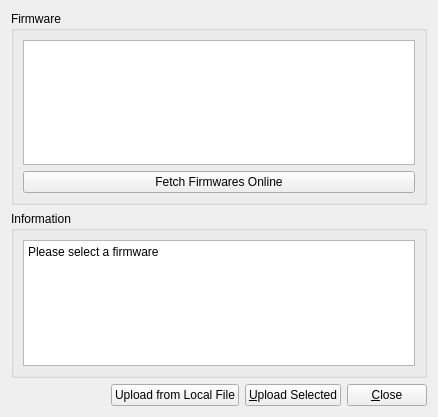
Before: the Qt Designer form gui/src/firmware.ui in dlktdr/HeadTracker, drawn with Qt 5.
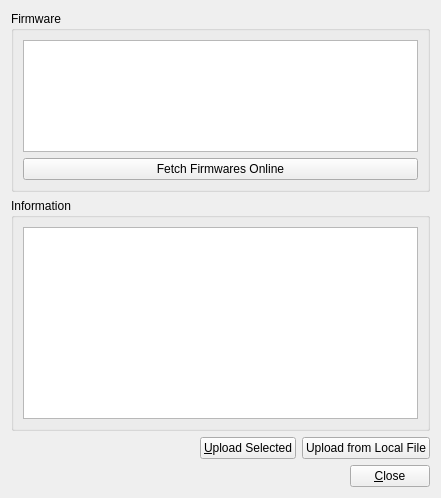
After: the same form once the commit is applied.

Commit message: Add ability to program firmware within program from online source

What changed in the file:
```diff
--- a/gui/src/firmware.ui
+++ b/gui/src/firmware.ui
@@ -6,8 +6,8 @@
    <rect>
     <x>0</x>
     <y>0</y>
-    <width>438</width>
-    <height>417</height>
+    <width>441</width>
+    <height>498</height>
    </rect>
   </property>
   <property name="windowTitle">
@@ -21,7 +21,14 @@
      </property>
      <layout class="QVBoxLayout" name="verticalLayout">
       <item>
-       <widget class="QListWidget" name="lstFirmwares"/>
+       <widget class="QListWidget" name="lstFirmwares">
+        <property name="sizePolicy">
+         <sizepolicy hsizetype="Expanding" vsizetype="Maximum">
+          <horstretch>0</horstretch>
+          <verstretch>0</verstretch>
+         </sizepolicy>
+        </property>
+       </widget>
       </item>
       <item>
        <widget class="QPushButton" name="cmdFetch">
@@ -40,10 +47,28 @@
      </property>
      <layout class="QVBoxLayout" name="verticalLayout_2">
       <item>
-       <widget class="QPlainTextEdit" name="plainTextEdit">
-        <property name="plainText">
-         <string>Please select a firmware</string>
+       <widget class="QTableWidget" name="infoTable">
+        <property name="sizePolicy">
+         <sizepolicy hsizetype="Expanding" vsizetype="Minimum">
+          <horstretch>0</horstretch>
+          <verstretch>0</verstretch>
+         </sizepolicy>
         </property>
+        <property name="alternatingRowColors">
+         <bool>true</bool>
+        </property>
+        <property name="selectionMode">
+         <enum>QAbstractItemView::SingleSelection</enum>
+        </property>
+        <property name="selectionBehavior">
+         <enum>QAbstractItemView::SelectRows</enum>
+        </property>
+        <attribute name="horizontalHeaderVisible">
+         <bool>false</bool>
+        </attribute>
+        <attribute name="verticalHeaderVisible">
+         <bool>false</bool>
+        </attribute>
        </widget>
       </item>
      </layout>
@@ -64,13 +89,6 @@
        </property>
       </spacer>
      </item>
-     <item>
-      <widget class="QPushButton" name="uploadLocal">
-       <property name="text">
-        <string>Upload from Local File</string>
-       </property>
-      </widget>
-     </item>
      <item>
       <widget class="QPushButton" name="cmdUploadOnline">
        <property name="text">
@@ -79,7 +97,31 @@
       </widget>
      </item>
      <item>
-      <widget class="QPushButton" name="pushButton_2">
+      <widget class="QPushButton" name="cmdUploadLocal">
+       <property name="text">
+        <string>Upload from Local File</string>
+       </property>
+      </widget>
+     </item>
+    </layout>
+   </item>
+   <item>
+    <layout class="QHBoxLayout" name="horizontalLayout_2">
+     <item>
+      <spacer name="horizontalSpacer_2">
+       <property name="orientation">
+        <enum>Qt::Horizontal</enum>
+       </property>
+       <property name="sizeHint" stdset="0">
+        <size>
+         <width>40</width>
+         <height>20</height>
+        </size>
+       </property>
+      </spacer>
+     </item>
+     <item>
+      <widget class="QPushButton" name="cmdClose">
        <property name="text">
         <string>&amp;Close</string>
        </property>
```
The commit also changes 5 other files.
